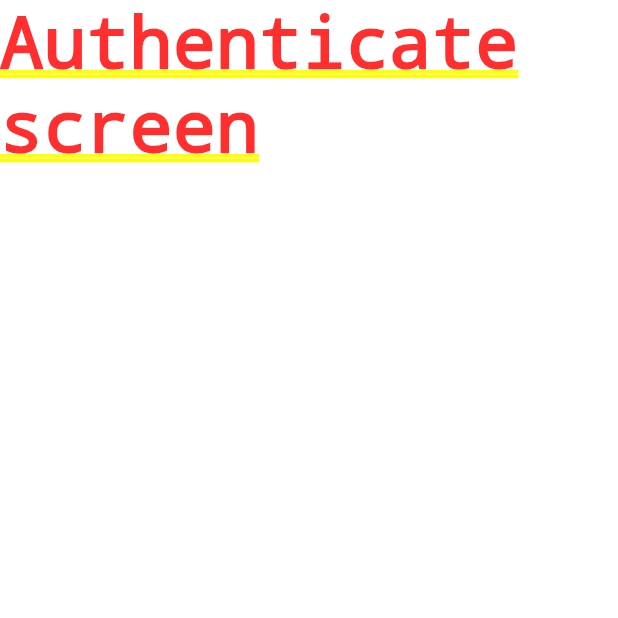
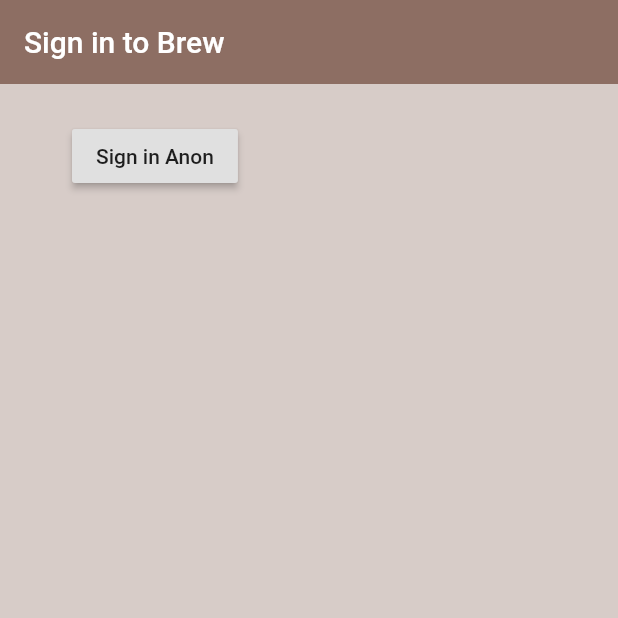
Before and after one commit to patelprashant/brew_me_coffee, a Flutter app: the screen it shows after launch, on a phone screen of 412 x 824 dp, the top half of it. Run offline on Flutter 3.47's test engine with Material 2 defaults, Android fonts, the phone set to English and light mode, and no system bars; our stand-ins replace firebase_auth; accounts and stored records are empty.

Commit message:
Added anonymous sign in with firebase auth

```diff
--- a/lib/screens/auth/authentication.dart
+++ b/lib/screens/authentication/authentication.dart
@@ -1,3 +1,4 @@
+import 'package:brew_me_coffee/screens/authentication/sign_in.dart';
 import 'package:flutter/material.dart';
 
 class Authenticate extends StatefulWidget {
@@ -8,6 +9,8 @@ class Authenticate extends StatefulWidget {
 class _AuthenticateState extends State<Authenticate> {
   @override
   Widget build(BuildContext context) {
-    return Container(child: Text("Authenticate screen"));
+    return Container(
+      child: SignIn(),
+    );
   }
 }
--- /dev/null
+++ b/lib/screens/authentication/sign_in.dart
@@ -0,0 +1,38 @@
+import 'package:brew_me_coffee/services/auth.dart';
+import 'package:flutter/material.dart';
+
+class SignIn extends StatefulWidget {
+  @override
+  _SignInState createState() => _SignInState();
+}
+
+class _SignInState extends State<SignIn> {
+  final AuthService _authService = AuthService();
+
+  @override
+  Widget build(BuildContext context) {
+    return Scaffold(
+      backgroundColor: Colors.brown[100],
+      appBar: AppBar(
+        backgroundColor: Colors.brown[400],
+        elevation: 0.0,
+        title: Text('Sign in to Brew'),
+      ),
+      body: Container(
+        padding: EdgeInsets.symmetric(vertical: 24.0, horizontal: 48.0),
+        child: RaisedButton(
+          child: Text('Sign in Anon'),
+          onPressed: () async {
+            dynamic result = await _authService.signInAnon();
+            if (result == null) {
+              print('Error signing in anon');
+            } else {
+              print('Signing in anon');
+              print(result);
+            }
+          },
+        ),
+      ),
+    );
+  }
+}
--- a/lib/screens/wrapper.dart
+++ b/lib/screens/wrapper.dart
@@ -1,6 +1,6 @@
-import 'package:brew_me_coffee/screens/auth/authentication.dart';
-import 'package:brew_me_coffee/screens/home/home.dart';
 import 'package:flutter/material.dart';
+
+import 'authentication/authentication.dart';
 
 class Wrapper extends StatelessWidget {
   @override
```
Also changed, not shown: lib/services/auth.dart (added, +20 -0 lines).
